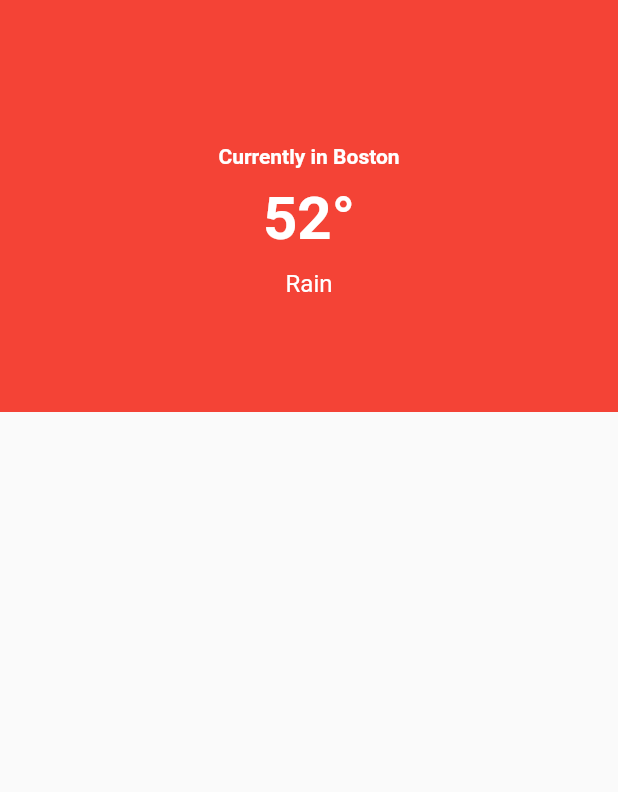
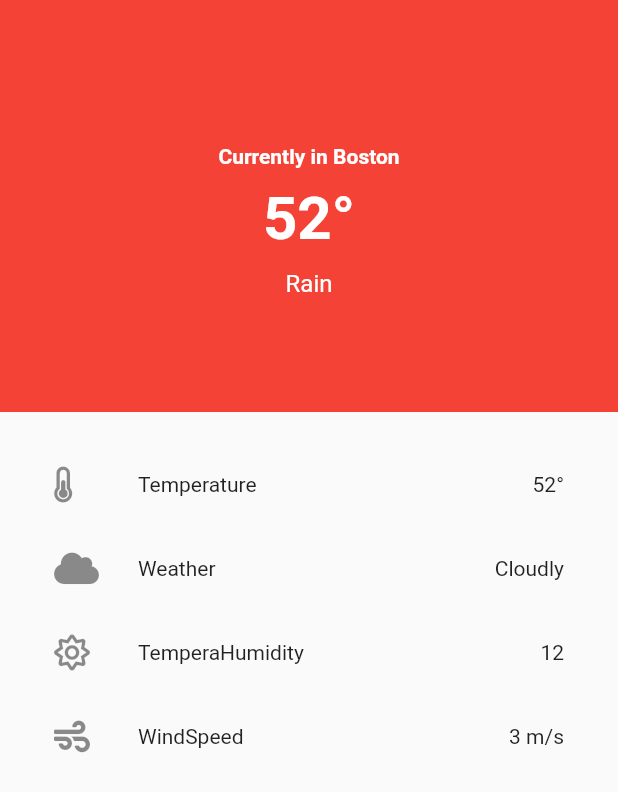
Before and after one commit to bbosmedia/weather_app, a Flutter app: the screen it shows after launch, on a phone screen of 412 x 824 dp. Shown: the top 792 px of the screen. Run offline on Flutter 3.47's test engine with Material 2 defaults, Android fonts, the phone set to English and light mode, and no system bars; our stand-ins replace font_awesome_flutter.

Commit message:
Added Variables to app

```diff
--- a/lib/main.dart
+++ b/lib/main.dart
@@ -26,6 +26,12 @@ class Home extends StatefulWidget {
 }
 
 class _HomeState extends State<Home> {
+  var temp;
+  var description;
+  var currently;
+  var humidity;
+  var windSpeed;
+
   @override
   Widget build(BuildContext context) {
     return Scaffold(
@@ -57,12 +63,56 @@ class _HomeState extends State<Home> {
                       fontSize: 40,
                       fontWeight: FontWeight.w600),
                 ),
-                Padding(padding: EdgeInsets.only(top: 10),
-                  child: Text("Rain", style: TextStyle(color: Colors.white, fontSize: 16),),
+                Padding(
+                  padding: EdgeInsets.only(top: 10),
+                  child: Text(
+                    "Rain",
+                    style: TextStyle(color: Colors.white, fontSize: 16),
+                  ),
                 )
               ],
             ),
-          )
+          ),
+          Expanded(
+              child: Padding(
+            padding: EdgeInsets.all(20),
+            child: ListView(
+              children: [
+                ListTile(
+                  leading: FaIcon(FontAwesomeIcons.thermometerHalf),
+                  title: Text(
+                    "Temperature",
+                    style: TextStyle(fontSize: 14),
+                  ),
+                  trailing: Text("52\u00B0"),
+                ),
+                ListTile(
+                  leading: FaIcon(FontAwesomeIcons.cloud),
+                  title: Text(
+                    "Weather",
+                    style: TextStyle(fontSize: 14),
+                  ),
+                  trailing: Text("Cloudly"),
+                ),
+                ListTile(
+                  leading: FaIcon(FontAwesomeIcons.sun),
+                  title: Text(
+                    "TemperaHumidity",
+                    style: TextStyle(fontSize: 14),
+                  ),
+                  trailing: Text("12"),
+                ),
+                ListTile(
+                  leading: FaIcon(FontAwesomeIcons.wind),
+                  title: Text(
+                    "WindSpeed",
+                    style: TextStyle(fontSize: 14),
+                  ),
+                  trailing: Text("3 m/s"),
+                )
+              ],
+            ),
+          ))
         ],
       ),
     );
```
